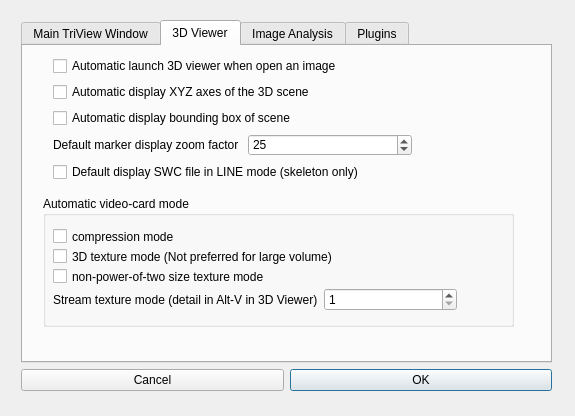
Before: the Qt Designer form v3d_main/v3d/v3d_global_preference.ui in Vaa3D/v3d_external, drawn with Qt 5.
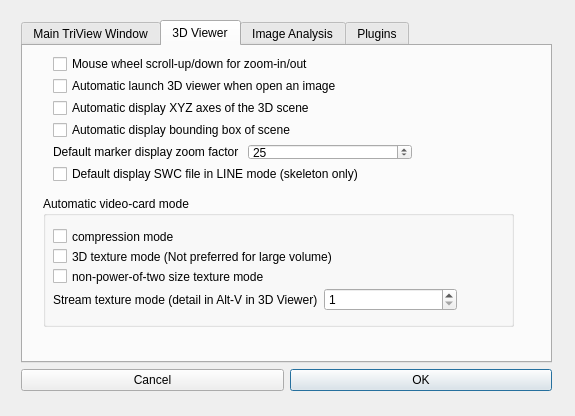
After: the same form once the commit is applied. The open tabs and pages were chosen to show the change.

Commit message: add a option of mouse wheel zoomin in global_settingfor 3dview and terafly, except mozak; fixed a crash when edit update in mozak after close terafly or vice versa.

Diff of the .ui file:
```diff
--- a/v3d_main/v3d/v3d_global_preference.ui
+++ b/v3d_main/v3d/v3d_global_preference.ui
@@ -238,6 +238,13 @@
          </rect>
         </property>
         <layout class="QVBoxLayout" name="verticalLayout">
+         <item>
+          <widget class="QCheckBox" name="checkBox_scrollupZoomin">
+           <property name="text">
+            <string>Mouse wheel scroll-up/down for zoom-in/out</string>
+           </property>
+          </widget>
+         </item>
          <item>
           <widget class="QCheckBox" name="checkBox_autoOpenImg3DViewer">
            <property name="text">
```
The commit also changes 12 other files.
